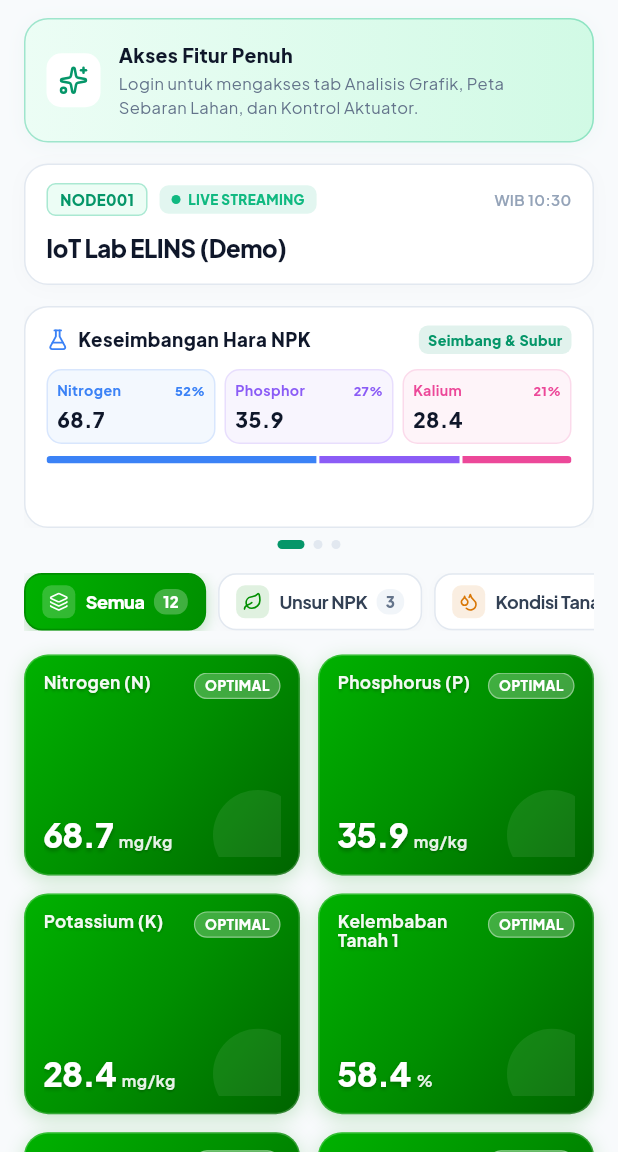
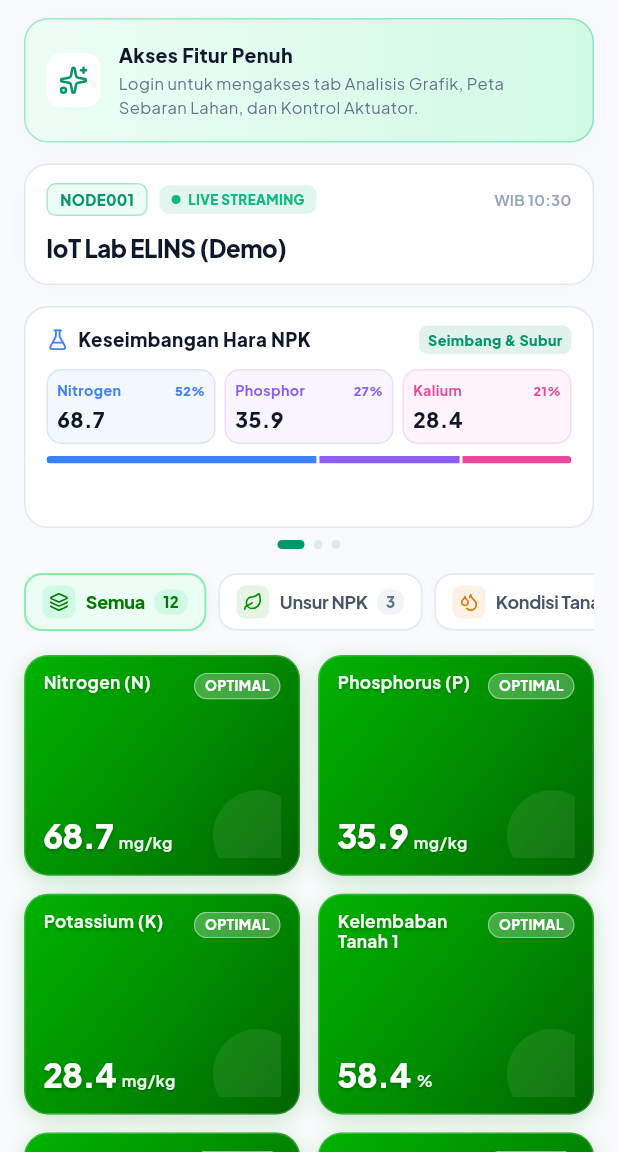
Before and after one commit to hanifnugrahaa/gconnect2026-mobile, a Flutter app: the screen it shows after launch, on a phone screen of 412 x 824 dp, the part 84-1236 px from its top. Run offline on Flutter 3.47's test engine with Material 3 defaults, Android fonts, the phone set to English and light mode, and no system bars; our stand-ins replace fl_chart, flutter_map, flutter_riverpod, flutter_secure_storage, google_fonts, latlong2 and 2 more; network calls fail.

Commit message:
style(dashboard): soften active category pill styling with mint pastel and deep brand green

```diff
--- a/lib/presentation/screens/guest_dashboard_screen.dart
+++ b/lib/presentation/screens/guest_dashboard_screen.dart
@@ -329,25 +329,18 @@ class _GuestDashboardScreenState extends ConsumerState<GuestDashboardScreen> {
         curve: Curves.easeInOut,
         padding: const EdgeInsets.symmetric(horizontal: 11, vertical: 7),
         decoration: BoxDecoration(
-          gradient: isSelected
-              ? const LinearGradient(
-                  begin: Alignment.topLeft,
-                  end: Alignment.bottomRight,
-                  colors: [Color(0xFF00B200), Color(0xFF008F00)],
-                )
-              : null,
-          color: isSelected ? null : Colors.white,
+          color: isSelected ? const Color(0xFFECFDF5) : Colors.white,
           borderRadius: BorderRadius.circular(12),
           border: Border.all(
-            color: isSelected ? const Color(0xFF008F00) : const Color(0xFFE2E8F0),
-            width: isSelected ? 1.2 : 1,
+            color: isSelected ? const Color(0xFF86EFAC) : const Color(0xFFE2E8F0),
+            width: isSelected ? 1.3 : 1,
           ),
           boxShadow: [
             if (isSelected)
               BoxShadow(
-                color: const Color(0xFF008F00).withOpacity(0.25),
-                blurRadius: 8,
-                offset: const Offset(0, 3),
+                color: const Color(0xFF008F00).withOpacity(0.08),
+                blurRadius: 6,
+                offset: const Offset(0, 2),
               )
             else
               BoxShadow(
@@ -364,13 +357,13 @@ class _GuestDashboardScreenState extends ConsumerState<GuestDashboardScreen> {
             Container(
               padding: const EdgeInsets.all(4.5),
               decoration: BoxDecoration(
-                color: isSelected ? Colors.white.withOpacity(0.20) : accentColor.withOpacity(0.12),
+                color: isSelected ? const Color(0xFFD1FAE5) : accentColor.withOpacity(0.10),
                 borderRadius: BorderRadius.circular(6),
               ),
               child: Icon(
                 icon,
                 size: 13,
-                color: isSelected ? Colors.white : accentColor,
+                color: isSelected ? const Color(0xFF007A00) : accentColor,
               ),
             ),
             const SizedBox(width: 7),
@@ -381,7 +374,7 @@ class _GuestDashboardScreenState extends ConsumerState<GuestDashboardScreen> {
               style: TextStyle(
                 fontSize: 12,
                 fontWeight: isSelected ? FontWeight.w800 : FontWeight.w700,
-                color: isSelected ? Colors.white : const Color(0xFF334155),
+                color: isSelected ? const Color(0xFF007A00) : const Color(0xFF475569),
                 letterSpacing: -0.2,
               ),
             ),
@@ -391,7 +384,7 @@ class _GuestDashboardScreenState extends ConsumerState<GuestDashboardScreen> {
             Container(
               padding: const EdgeInsets.symmetric(horizontal: 6, vertical: 1.5),
               decoration: BoxDecoration(
-                color: isSelected ? Colors.white.withOpacity(0.25) : const Color(0xFFF1F5F9),
+                color: isSelected ? const Color(0xFFD1FAE5) : const Color(0xFFF1F5F9),
                 borderRadius: BorderRadius.circular(8),
               ),
               child: Text(
@@ -399,7 +392,7 @@ class _GuestDashboardScreenState extends ConsumerState<GuestDashboardScreen> {
                 style: TextStyle(
                   fontSize: 10,
                   fontWeight: FontWeight.w800,
-                  color: isSelected ? Colors.white : const Color(0xFF64748B),
+                  color: isSelected ? const Color(0xFF007A00) : const Color(0xFF64748B),
                 ),
               ),
             ),
```
Also changed, not shown: lib/presentation/screens/dashboard_screen.dart (+11 -18 lines).
